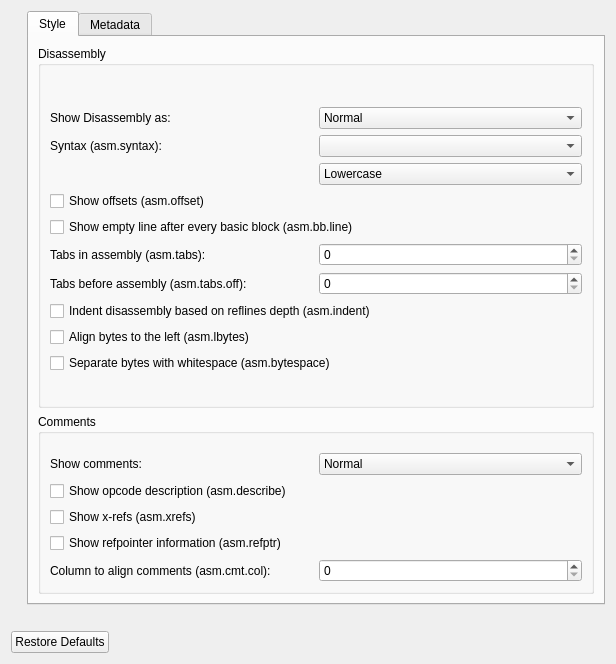
The window that src/dialogs/preferences/AsmOptionsWidget.ui (rizinorg/cutter) describes before a commit, drawn with Qt 5.
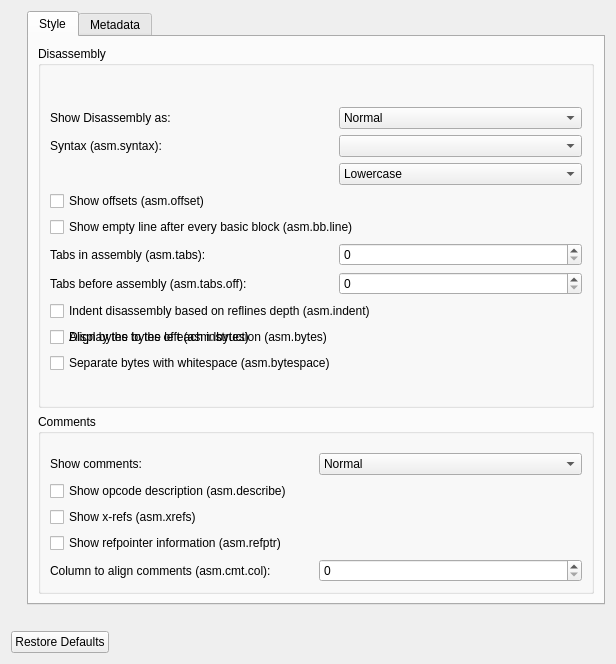
The same window after the commit.

Commit message: Show bytes has been renamed and moved

```diff
--- a/src/dialogs/preferences/AsmOptionsWidget.ui
+++ b/src/dialogs/preferences/AsmOptionsWidget.ui
@@ -56,6 +56,13 @@
                 </property>
                </widget>
               </item>
+              <item>
+               <widget class="QCheckBox" name="bytesCheckBox">
+                <property name="text">
+                 <string>Display the bytes of each instruction (asm.bytes)</string>
+                </property>
+               </widget>
+              </item>
               <item row="4" column="0" colspan="2">
                <widget class="QCheckBox" name="bblineCheckBox">
                 <property name="text">
@@ -356,13 +363,6 @@
            </property>
           </widget>
          </item>
-         <item>
-          <widget class="QCheckBox" name="bytesCheckBox">
-           <property name="text">
-            <string>Show bytes (asm.bytes)</string>
-           </property>
-          </widget>
-         </item>
          <item>
           <layout class="QGridLayout" name="gridLayout_3">
            <property name="leftMargin">
```
